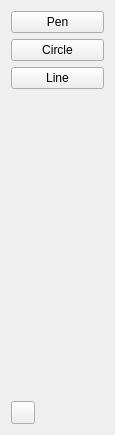
Above: src/Widgets/ToolbarWidget.ui from weeska/PixelEditor before the change. Below: the same form after it.
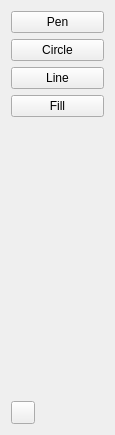
That is the form after the change.

Diff of the .ui file:
```diff
--- a/src/Widgets/ToolbarWidget.ui
+++ b/src/Widgets/ToolbarWidget.ui
@@ -38,6 +38,13 @@
      </property>
     </widget>
    </item>
+   <item>
+    <widget class="QPushButton" name="fillButton">
+     <property name="text">
+      <string>Fill</string>
+     </property>
+    </widget>
+   </item>
    <item>
     <spacer name="verticalSpacer">
      <property name="orientation">
```
